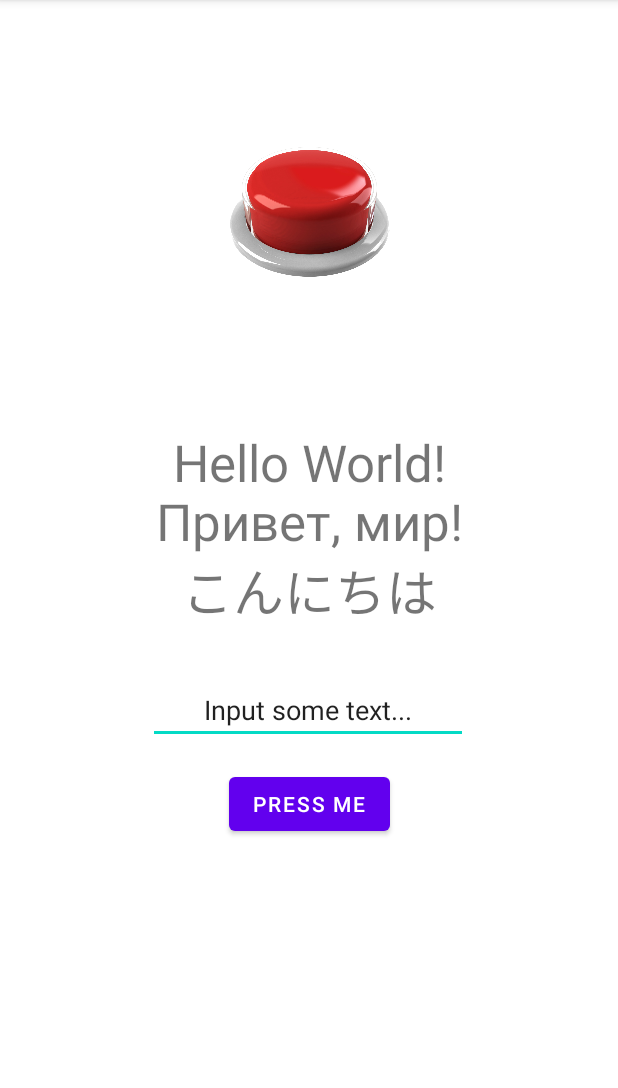
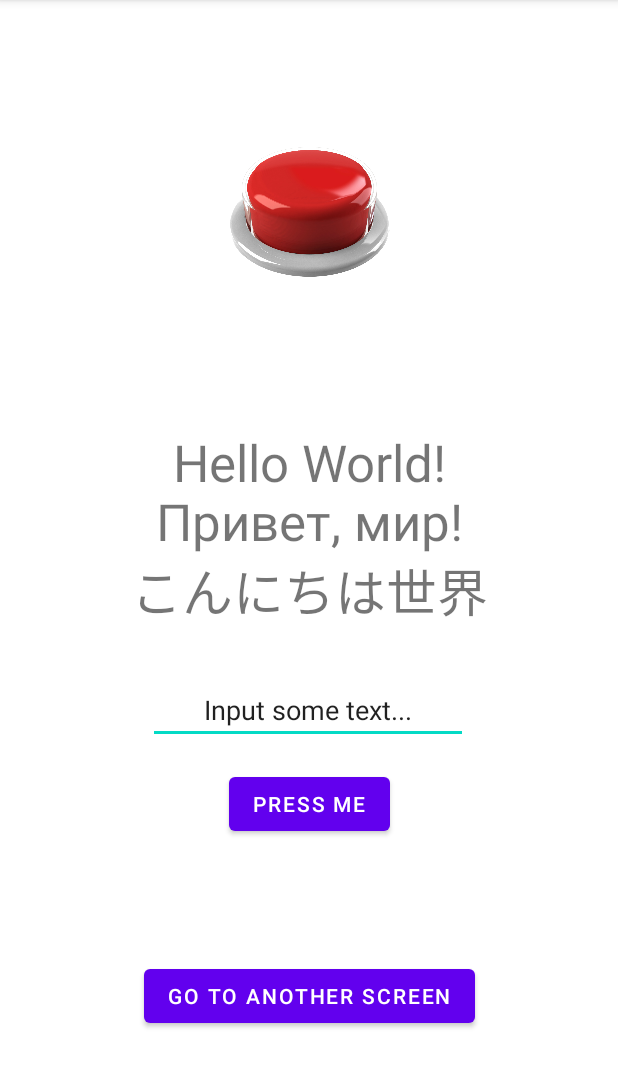
Before and after one commit to morozyuk-d-p/srspu-mobile-development-course, an Android app: the screen it shows after launch (MainActivity), on a phone screen of 412 x 824 dp, the part 84-1172 px from its top. Run offline under Robolectric (Android 15) with nearby library versions, the phone set to English and light mode, and no system bars.

Commit message:
Third lab

```diff
--- a/app/src/main/AndroidManifest.xml
+++ b/app/src/main/AndroidManifest.xml
@@ -14,6 +14,10 @@
         android:theme="@style/Theme.SRSPUMobileDevelopmentCourse"
         tools:targetApi="31">
         <activity
+            android:name=".new_screen"
+            android:parentActivityName=".MainActivity"
+            android:exported="false" />
+        <activity
             android:name=".MainActivity"
             android:exported="true">
             <intent-filter>
--- a/app/src/main/java/ru/morozdan2003/srspu_mdc/MainActivity.java
+++ b/app/src/main/java/ru/morozdan2003/srspu_mdc/MainActivity.java
@@ -2,6 +2,7 @@ package ru.morozdan2003.srspu_mdc;
 
 import androidx.appcompat.app.AppCompatActivity;
 
+import android.content.Intent;
 import android.media.Image;
 import android.os.Bundle;
 import android.view.View;
@@ -29,6 +30,7 @@ public class MainActivity extends AppCompatActivity {
         EditText editText = (EditText) findViewById(R.id.editText);
         Button button = (Button) findViewById(R.id.button);
         ImageButton redButton = (ImageButton) findViewById(R.id.redButton);
+        Button NextScreenButton = (Button) findViewById(R.id.next_screen_button);
 
         // Setup event listeners for buttons
         button.setOnClickListener(new View.OnClickListener() {
@@ -43,5 +45,15 @@ public class MainActivity extends AppCompatActivity {
                 textView.setText("Кнопка нажата " + redButtonCounter[0].toString() + " раз");
             }
         });
+        NextScreenButton.setOnClickListener(new View.OnClickListener() {
+            public void onClick(View view) {
+                goToNext(view);
+            }
+        });
+    }
+
+    public void goToNext(View view) {
+        Intent intent = new Intent(this, new_screen.class);
+        startActivity(intent);
     }
 }
--- a/app/src/main/res/layout/activity_main.xml
+++ b/app/src/main/res/layout/activity_main.xml
@@ -56,4 +56,14 @@
         app:layout_constraintTop_toTopOf="parent"
         app:srcCompat="@drawable/button" />
 
+    <Button
+        android:id="@+id/next_screen_button"
+        android:layout_width="wrap_content"
+        android:layout_height="wrap_content"
+        android:text="Go to another screen"
+        app:layout_constraintBottom_toBottomOf="parent"
+        app:layout_constraintEnd_toEndOf="parent"
+        app:layout_constraintStart_toStartOf="parent"
+        app:layout_constraintTop_toBottomOf="@+id/button" />
+
 </androidx.constraintlayout.widget.ConstraintLayout>
--- a/app/src/main/res/values/strings.xml
+++ b/app/src/main/res/values/strings.xml
@@ -1,4 +1,4 @@
 <resources>
     <string name="app_name">SRSPU Mobile Development Course</string>
-    <string name="message">Hello World!\nПривет, мир!\nこんにちは</string>
+    <string name="message">Hello World!\nПривет, мир!\nこんにちは世界</string>
 </resources>
```
Also changed, not shown: app/src/main/java/ru/morozdan2003/srspu_mdc/new_screen.java (added, +14 -0 lines), app/src/main/res/layout/activity_new_screen.xml (added, +19 -0 lines).
